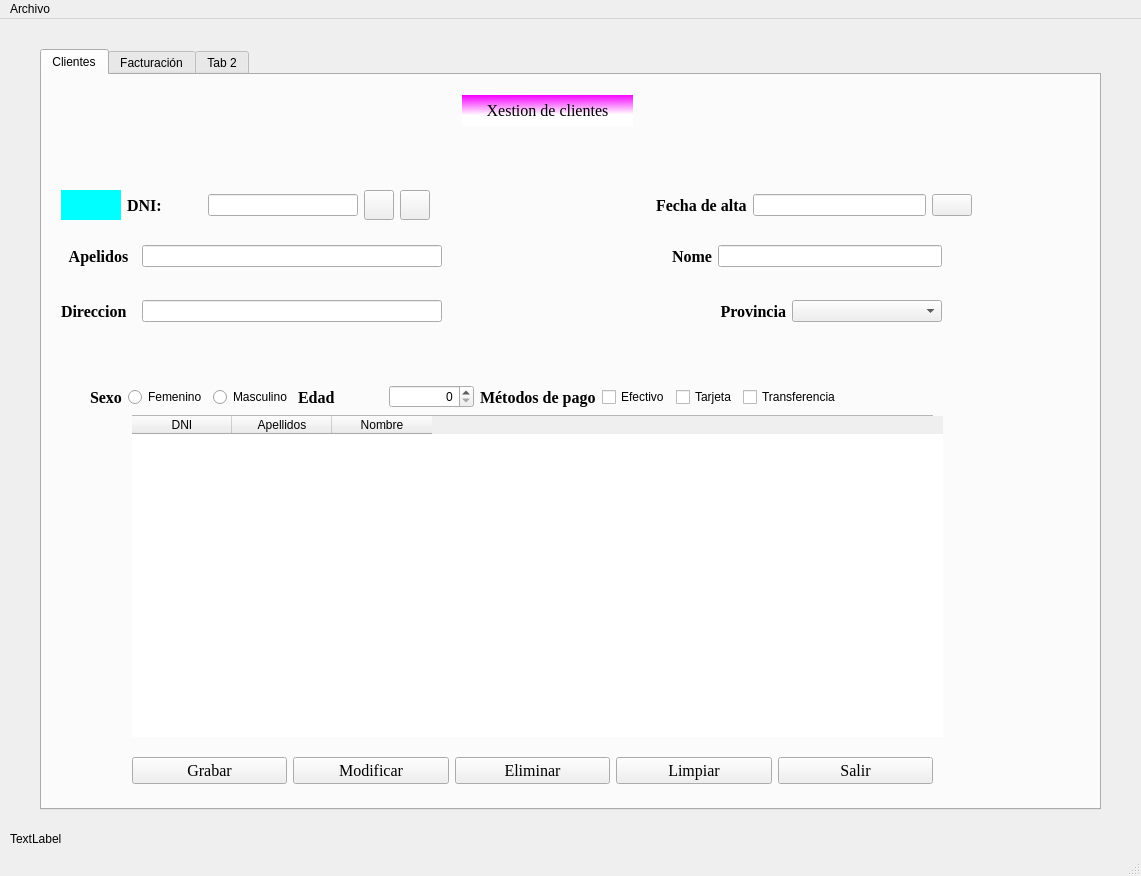
This is Ventana.ui in roxep5/PrimerProyectoPython as Qt 5 draws it before an edit. The edited form follows.
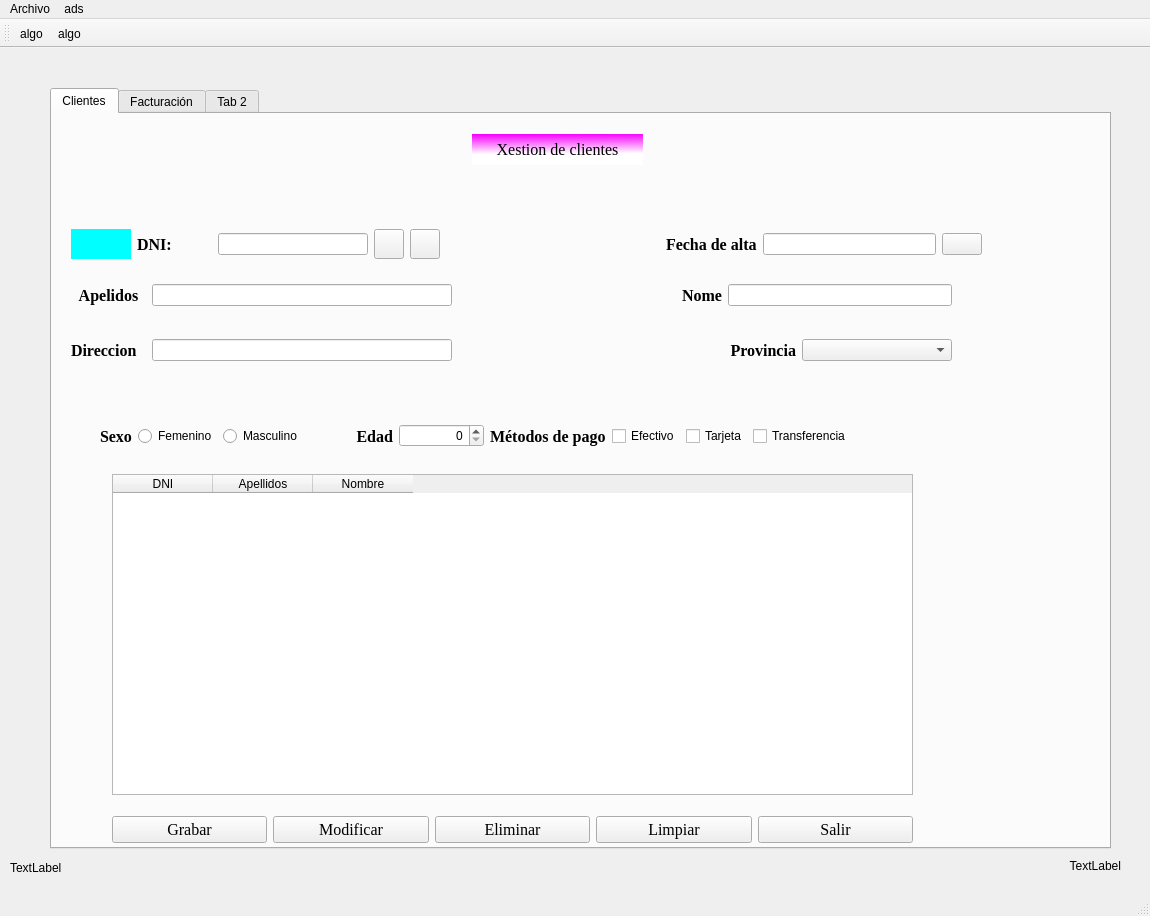
This is the edited form. Icons and pictures are not drawn.

```diff
--- a/Ventana.ui
+++ b/Ventana.ui
@@ -6,19 +6,37 @@
    <rect>
     <x>0</x>
     <y>0</y>
-    <width>1141</width>
-    <height>876</height>
+    <width>1150</width>
+    <height>916</height>
    </rect>
   </property>
+  <property name="sizePolicy">
+   <sizepolicy hsizetype="Expanding" vsizetype="Expanding">
+    <horstretch>0</horstretch>
+    <verstretch>0</verstretch>
+   </sizepolicy>
+  </property>
+  <property name="minimumSize">
+   <size>
+    <width>1150</width>
+    <height>0</height>
+   </size>
+  </property>
   <property name="windowTitle">
    <string>MainWindow</string>
   </property>
+  <property name="toolButtonStyle">
+   <enum>Qt::ToolButtonIconOnly</enum>
+  </property>
+  <property name="dockOptions">
+   <set>QMainWindow::AllowTabbedDocks|QMainWindow::AnimatedDocks</set>
+  </property>
   <widget class="QWidget" name="centralwidget">
    <widget class="QTabWidget" name="tabWidget">
     <property name="geometry">
      <rect>
-      <x>40</x>
-      <y>30</y>
+      <x>50</x>
+      <y>40</y>
       <width>1061</width>
       <height>761</height>
      </rect>
@@ -337,6 +355,9 @@
          <property name="text">
           <string>Edad</string>
          </property>
+         <property name="alignment">
+          <set>Qt::AlignRight|Qt::AlignTrailing|Qt::AlignVCenter</set>
+         </property>
         </widget>
        </item>
        <item>
@@ -404,83 +425,6 @@
        </item>
       </layout>
      </widget>
-     <widget class="QWidget" name="layoutWidget">
-      <property name="geometry">
-       <rect>
-        <x>90</x>
-        <y>670</y>
-        <width>801</width>
-        <height>51</height>
-       </rect>
-      </property>
-      <layout class="QHBoxLayout" name="horizontalLayout_7">
-       <item>
-        <widget class="QPushButton" name="btnOk">
-         <property name="font">
-          <font>
-           <family>Times New Roman</family>
-           <pointsize>12</pointsize>
-          </font>
-         </property>
-         <property name="text">
-          <string>Grabar</string>
-         </property>
-        </widget>
-       </item>
-       <item>
-        <widget class="QPushButton" name="btnModificar">
-         <property name="font">
-          <font>
-           <family>Times New Roman</family>
-           <pointsize>12</pointsize>
-          </font>
-         </property>
-         <property name="text">
-          <string>Modificar</string>
-         </property>
-        </widget>
-       </item>
-       <item>
-        <widget class="QPushButton" name="btnEliminar">
-         <property name="font">
-          <font>
-           <family>Times New Roman</family>
-           <pointsize>12</pointsize>
-          </font>
-         </property>
-         <property name="text">
-          <string>Eliminar</string>
-         </property>
-        </widget>
-       </item>
-       <item>
-        <widget class="QPushButton" name="btnLimpiar">
-         <property name="font">
-          <font>
-           <family>Times New Roman</family>
-           <pointsize>12</pointsize>
-          </font>
-         </property>
-         <property name="text">
-          <string>Limpiar</string>
-         </property>
-        </widget>
-       </item>
-       <item>
-        <widget class="QPushButton" name="btnsalir">
-         <property name="font">
-          <font>
-           <family>Times New Roman</family>
-           <pointsize>12</pointsize>
-          </font>
-         </property>
-         <property name="text">
-          <string>Salir</string>
-         </property>
-        </widget>
-       </item>
-      </layout>
-     </widget>
      <widget class="QWidget" name="layoutWidget">
       <property name="geometry">
        <rect>
@@ -567,6 +511,16 @@
          <property name="text">
           <string/>
          </property>
+         <property name="icon">
+          <iconset resource="img/buscar.qrc">
+           <normaloff>:/newPrefix/lupa.png</normaloff>:/newPrefix/lupa.png</iconset>
+         </property>
+         <property name="iconSize">
+          <size>
+           <width>25</width>
+           <height>25</height>
+          </size>
+         </property>
         </widget>
        </item>
        <item>
@@ -580,6 +534,16 @@
          <property name="text">
           <string/>
          </property>
+         <property name="icon">
+          <iconset resource="img/recargar.qrc">
+           <normaloff>:/newPrefix/guardar.png</normaloff>:/newPrefix/guardar.png</iconset>
+         </property>
+         <property name="iconSize">
+          <size>
+           <width>25</width>
+           <height>25</height>
+          </size>
+         </property>
         </widget>
        </item>
        <item>
@@ -660,8 +624,8 @@
      <widget class="QScrollArea" name="scrollArea">
       <property name="geometry">
        <rect>
-        <x>90</x>
-        <y>340</y>
+        <x>60</x>
+        <y>360</y>
         <width>801</width>
         <height>321</height>
        </rect>
@@ -678,35 +642,112 @@
          <height>319</height>
         </rect>
        </property>
+       <widget class="QTableWidget" name="cliTable">
+        <property name="geometry">
+         <rect>
+          <x>0</x>
+          <y>0</y>
+          <width>811</width>
+          <height>321</height>
+         </rect>
+        </property>
+        <property name="frameShape">
+         <enum>QFrame::NoFrame</enum>
+        </property>
+        <column>
+         <property name="text">
+          <string>DNI</string>
+         </property>
+        </column>
+        <column>
+         <property name="text">
+          <string>Apellidos</string>
+         </property>
+        </column>
+        <column>
+         <property name="text">
+          <string>Nombre</string>
+         </property>
+        </column>
+       </widget>
       </widget>
      </widget>
-     <widget class="QTableWidget" name="cliTable">
+     <widget class="QWidget" name="layoutWidget">
       <property name="geometry">
        <rect>
-        <x>90</x>
-        <y>341</y>
-        <width>811</width>
-        <height>321</height>
+        <x>60</x>
+        <y>690</y>
+        <width>801</width>
+        <height>51</height>
        </rect>
       </property>
-      <property name="frameShape">
-       <enum>QFrame::NoFrame</enum>
-      </property>
-      <column>
-       <property name="text">
-        <string>DNI</string>
-       </property>
-      </column>
-      <column>
-       <property name="text">
-        <string>Apellidos</string>
-       </property>
-      </column>
-      <column>
-       <property name="text">
-        <string>Nombre</string>
-       </property>
-      </column>
+      <layout class="QHBoxLayout" name="horizontalLayout_7">
+       <item>
+        <widget class="QPushButton" name="btnOk">
+         <property name="font">
+          <font>
+           <family>Times New Roman</family>
+           <pointsize>12</pointsize>
+          </font>
+         </property>
+         <property name="text">
+          <string>Grabar</string>
+         </property>
+        </widget>
+       </item>
+       <item>
+        <widget class="QPushButton" name="btnModificar">
+         <property name="font">
+          <font>
+           <family>Times New Roman</family>
+           <pointsize>12</pointsize>
+          </font>
+         </property>
+         <property name="text">
+          <string>Modificar</string>
+         </property>
+        </widget>
+       </item>
+       <item>
+        <widget class="QPushButton" name="btnEliminar">
+         <property name="font">
+          <font>
+           <family>Times New Roman</family>
+           <pointsize>12</pointsize>
+          </font>
+         </property>
+         <property name="text">
+          <string>Eliminar</string>
+         </property>
+        </widget>
+       </item>
+       <item>
+        <widget class="QPushButton" name="btnLimpiar">
+         <property name="font">
+          <font>
+           <family>Times New Roman</family>
+           <pointsize>12</pointsize>
+          </font>
+         </property>
+         <property name="text">
+          <string>Limpiar</string>
+         </property>
+        </widget>
+       </item>
+       <item>
+        <widget class="QPushButton" name="btnsalir">
+         <property name="font">
+          <font>
+           <family>Times New Roman</family>
+           <pointsize>12</pointsize>
+          </font>
+         </property>
+         <property name="text">
+          <string>Salir</string>
+         </property>
+        </widget>
+       </item>
+      </layout>
      </widget>
     </widget>
     <widget class="QWidget" name="tab_3">
@@ -733,13 +774,32 @@
      <string>TextLabel</string>
     </property>
    </widget>
+   <widget class="QLabel" name="lblTiempo">
+    <property name="geometry">
+     <rect>
+      <x>950</x>
+      <y>810</y>
+      <width>171</width>
+      <height>16</height>
+     </rect>
+    </property>
+    <property name="layoutDirection">
+     <enum>Qt::LeftToRight</enum>
+    </property>
+    <property name="text">
+     <string>TextLabel</string>
+    </property>
+    <property name="alignment">
+     <set>Qt::AlignRight|Qt::AlignTrailing|Qt::AlignVCenter</set>
+    </property>
+   </widget>
   </widget>
   <widget class="QMenuBar" name="menubar">
    <property name="geometry">
     <rect>
      <x>0</x>
      <y>0</y>
-     <width>1141</width>
+     <width>1150</width>
      <height>21</height>
     </rect>
    </property>
@@ -751,9 +811,40 @@
     <addaction name="separator"/>
     <addaction name="actionsalir"/>
    </widget>
+   <widget class="QMenu" name="menuads">
+    <property name="title">
+     <string>ads</string>
+    </property>
+   </widget>
    <addaction name="menuArchivo"/>
+   <addaction name="menuads"/>
   </widget>
   <widget class="QStatusBar" name="statusbar"/>
+  <widget class="QToolBar" name="toolBar">
+   <property name="sizePolicy">
+    <sizepolicy hsizetype="Expanding" vsizetype="Expanding">
+     <horstretch>0</horstretch>
+     <verstretch>0</verstretch>
+    </sizepolicy>
+   </property>
+   <property name="minimumSize">
+    <size>
+     <width>1150</width>
+     <height>0</height>
+    </size>
+   </property>
+   <property name="windowTitle">
+    <string>toolBar</string>
+   </property>
+   <attribute name="toolBarArea">
+    <enum>TopToolBarArea</enum>
+   </attribute>
+   <attribute name="toolBarBreak">
+    <bool>false</bool>
+   </attribute>
+   <addaction name="actionalgo"/>
+   <addaction name="toolbarSalir"/>
+  </widget>
   <action name="actionsalir">
    <property name="text">
     <string>Salir</string>
@@ -764,6 +855,30 @@
     <string>Archivo</string>
    </property>
   </action>
+  <action name="toolbarSalir">
+   <property name="enabled">
+    <bool>true</bool>
+   </property>
+   <property name="icon">
+    <iconset resource="img/toolbarsalir.qrc">
+     <normaloff>:/newPrefix/56805.png</normaloff>:/newPrefix/56805.png</iconset>
+   </property>
+   <property name="text">
+    <string>algo</string>
+   </property>
+   <property name="iconVisibleInMenu">
+    <bool>false</bool>
+   </property>
+  </action>
+  <action name="actionalgo">
+   <property name="icon">
+    <iconset resource="img/abrircarpeta.qrc">
+     <normaloff>:/newPrefix/62319.png</normaloff>:/newPrefix/62319.png</iconset>
+   </property>
+   <property name="text">
+    <string>algo</string>
+   </property>
+  </action>
  </widget>
  <resources>
   <include location="img/calendar.qrc"/>
```
Left out of the diff: 15 changed lines with no effect on the pictures.
